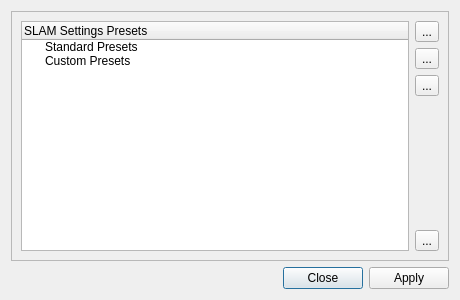
Qt form paraview_wrapping/Plugin/UserInterface/Resources/UI/sqPresetDialog.ui (9thPixel/kitware_slam) before a commit.
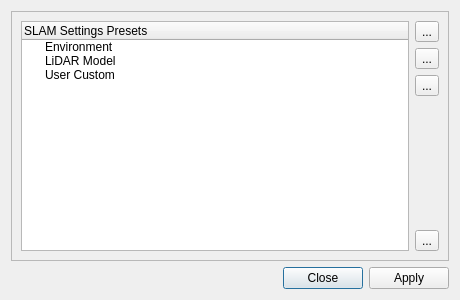
The same form after that commit. Icons and pictures are not drawn.

Commit message: [PV][feat] Add environment & lidar model preset

```diff
--- a/paraview_wrapping/Plugin/UserInterface/Resources/UI/sqPresetDialog.ui
+++ b/paraview_wrapping/Plugin/UserInterface/Resources/UI/sqPresetDialog.ui
@@ -60,18 +60,26 @@
         </column>
         <item>
          <property name="text">
-          <string>Standard Presets</string>
+          <string>Environment</string>
          </property>
          <property name="flags">
-          <set>ItemIsDragEnabled|ItemIsDropEnabled|ItemIsUserCheckable|ItemIsEnabled</set>
+          <set>ItemIsDragEnabled|ItemIsDropEnabled|ItemIsEnabled</set>
          </property>
         </item>
         <item>
          <property name="text">
-          <string>Custom Presets</string>
+          <string>LiDAR Model</string>
          </property>
          <property name="flags">
-          <set>ItemIsDragEnabled|ItemIsDropEnabled|ItemIsUserCheckable|ItemIsEnabled</set>
+          <set>ItemIsDragEnabled|ItemIsDropEnabled|ItemIsEnabled</set>
+         </property>
+        </item>
+        <item>
+         <property name="text">
+          <string>User Custom</string>
+         </property>
+         <property name="flags">
+          <set>ItemIsDragEnabled|ItemIsDropEnabled|ItemIsEnabled</set>
          </property>
         </item>
        </widget>
```
The commit also changes 6 other files.
